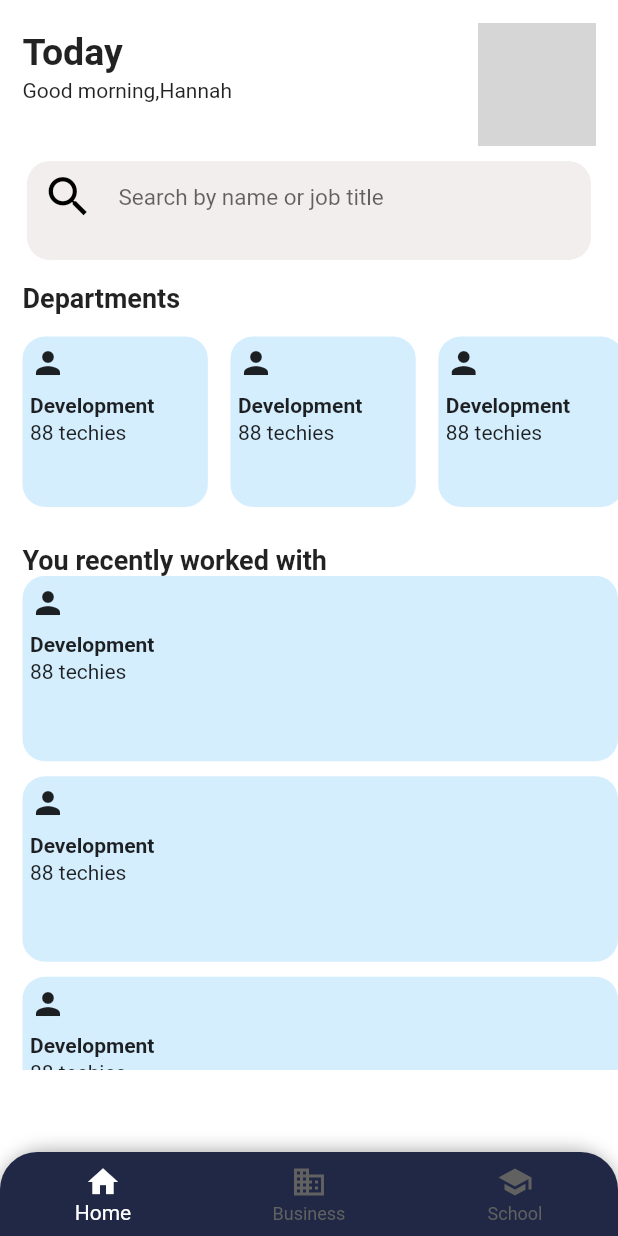
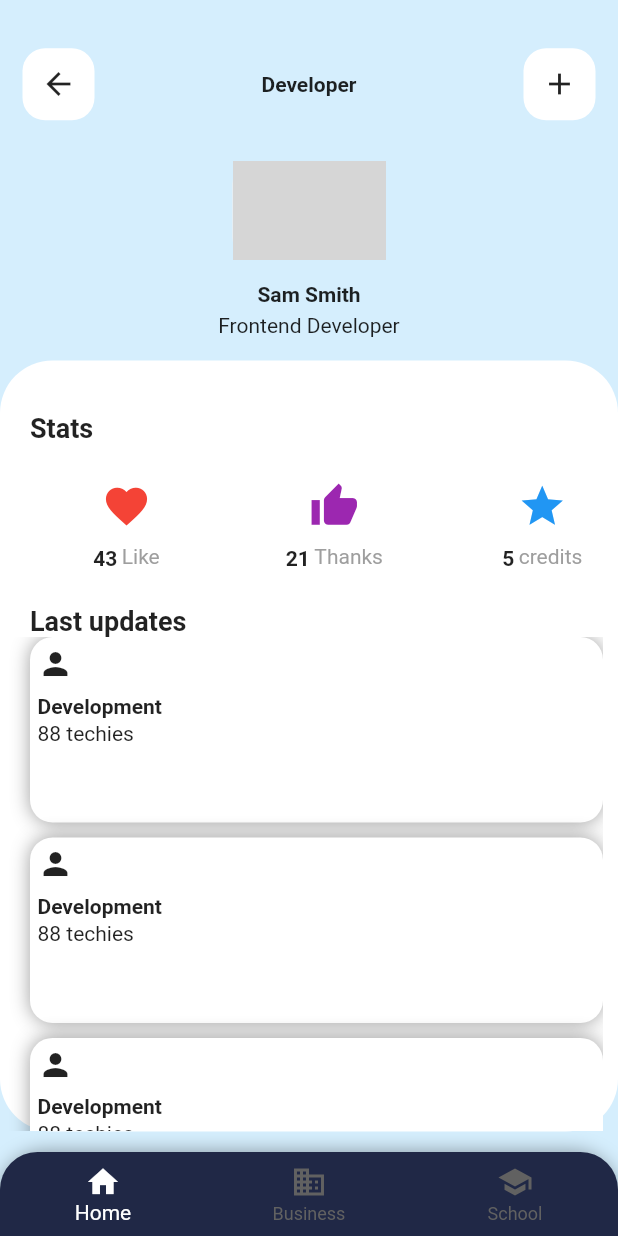
Before and after one commit to Blackterm/altogic_app, a Flutter app: the screen it shows after launch, on a phone screen of 412 x 824 dp. Run offline on Flutter 3.47's test engine with Material 2 defaults, Android fonts, the phone set to English and light mode, and no system bars; our stand-ins replace flutter_clean_architecture; network calls fail; grey boxes are pictures that could not be loaded.

Commit message:
additing profile page

```diff
--- a/altogic_app/lib/main.dart
+++ b/altogic_app/lib/main.dart
@@ -1,5 +1,6 @@
-import 'package:altogic_app/src/app/pages/home/home_view.dart';
 import 'package:flutter/material.dart';
+
+import 'src/app/pages/profil/profil_view.dart';
 
 void main() async {
   runApp(const MyApp());
@@ -13,7 +14,7 @@ class MyApp extends StatelessWidget {
     return MaterialApp(
       title: "Altogic App",
       debugShowCheckedModeBanner: false,
-      home: HomeView(),
+      home: ProfilView(),
     );
   }
 }
--- a/altogic_app/lib/src/app/pages/profil/profil_controller.dart
+++ b/altogic_app/lib/src/app/pages/profil/profil_controller.dart
@@ -0,0 +1,8 @@
+import 'package:flutter_clean_architecture/flutter_clean_architecture.dart';
+
+class ProfilController extends Controller {
+  @override
+  void initListeners() {
+    // TODO: implement initListeners
+  }
+}
--- a/altogic_app/lib/src/app/pages/profil/profil_view.dart
+++ b/altogic_app/lib/src/app/pages/profil/profil_view.dart
@@ -0,0 +1,384 @@
+import 'package:flutter/material.dart';
+import 'package:flutter_clean_architecture/flutter_clean_architecture.dart';
+
+import 'package:altogic_app/src/app/pages/profil/profil_controller.dart';
+
+class ProfilView extends View {
+  @override
+  State<StatefulWidget> createState() {
+    return _ProfilViewState(
+      ProfilController(),
+    );
+  }
+}
+
+class _ProfilViewState extends ViewState<ProfilView, ProfilController> {
+  _ProfilViewState(ProfilController controller) : super(controller);
+
+  @override
+  Widget get view {
+    Size size = MediaQuery.of(context).size;
+    EdgeInsets padding = MediaQuery.of(context).padding;
+    return Scaffold(
+      backgroundColor: Color(0xffD5EEFD),
+      body: SingleChildScrollView(
+        child: Column(
+          children: [
+            Padding(
+              padding: EdgeInsets.only(top: padding.top + 15),
+              child: Container(
+                width: size.width,
+                height: size.height * 0.1,
+                child: InfoBar(size: size),
+              ),
+            ),
+            SizedBox(
+              height: 10,
+            ),
+            ProfilBar(size: size, padding: padding),
+            SizedBox(
+              height: 15,
+            ),
+            Stack(
+              children: [
+                Container(
+                  decoration: BoxDecoration(
+                    borderRadius: BorderRadius.circular(35),
+                    color: Colors.white,
+                  ),
+                  child: Column(
+                    mainAxisAlignment: MainAxisAlignment.end,
+                    children: [
+                      SizedBox(
+                        height: 35,
+                      ),
+                      Padding(
+                        padding: const EdgeInsets.only(left: 20),
+                        child: Align(
+                          alignment: AlignmentDirectional.centerStart,
+                          child: Text(
+                            "Stats",
+                            style: TextStyle(
+                              fontWeight: FontWeight.w700,
+                              fontSize: 18,
+                            ),
+                          ),
+                        ),
+                      ),
+                      SizedBox(
+                        height: 15,
+                      ),
+                      Container(
+                        padding: EdgeInsets.fromLTRB(5, 0, 10, 0),
+                        height: size.height * 0.10,
+                        width: size.width,
+                        child: ListView(
+                          scrollDirection: Axis.horizontal,
+                          children: [
+                            StatsContainer(
+                              iconName: Icons.favorite,
+                              color: Colors.red,
+                              departmentName: 'Like',
+                              number: '43',
+                            ),
+                            StatsContainer(
+                              iconName: Icons.thumb_up,
+                              color: Colors.purple,
+                              departmentName: 'Thanks',
+                              number: '21',
+                            ),
+                            StatsContainer(
+                              iconName: Icons.star,
+                              color: Colors.blue,
+                              departmentName: 'credits',
+                              number: '5',
+                            ),
+                          ],
+                        ),
+                      ),
+                      SizedBox(
+                        height: 10,
+                      ),
+                      Padding(
+                        padding: const EdgeInsets.only(left: 20),
+                        child: Align(
+                          alignment: AlignmentDirectional.centerStart,
+                          child: Text(
+                            "Last updates",
+                            style: TextStyle(
+                              fontWeight: FontWeight.w700,
+                              fontSize: 18,
+                            ),
+                          ),
+                        ),
+                      ),
+                      Container(
+                        padding: EdgeInsets.fromLTRB(5, 0, 10, 0),
+                        height: size.height * 0.4,
+                        width: size.width,
+                        child: ListView.builder(
+                          itemCount: 3,
+                          scrollDirection: Axis.vertical,
+                          itemBuilder: (BuildContext context, int index) {
+                            return DepartmentsContainer();
+                          },
+                        ),
+                      ),
+                    ],
+                  ),
+                ),
+              ],
+            ),
+          ],
+        ),
+      ),
+      bottomNavigationBar: Container(
+        decoration: BoxDecoration(
+          borderRadius: BorderRadius.only(topRight: Radius.circular(30), topLeft: Radius.circular(30)),
+          boxShadow: [
+            BoxShadow(color: Colors.black38, spreadRadius: 0, blurRadius: 10),
+          ],
+        ),
+        child: ClipRRect(
+          borderRadius: BorderRadius.only(
+            topLeft: Radius.circular(25.0),
+            topRight: Radius.circular(25.0),
+          ),
+          child: BottomNavigationBar(
+            unselectedItemColor: Colors.grey[700],
+            selectedItemColor: Colors.white,
+            backgroundColor: Color(0xff202846),
+            items: const <BottomNavigationBarItem>[
+              BottomNavigationBarItem(
+                icon: Icon(Icons.home),
+                label: 'Home',
+              ),
+              BottomNavigationBarItem(
+                icon: Icon(Icons.business),
+                label: 'Business',
+              ),
+              BottomNavigationBarItem(
+                icon: Icon(Icons.school),
+                label: 'School',
+              ),
+            ],
+          ),
+        ),
+      ),
+    );
+  }
+}
+
+class ProfilBar extends StatelessWidget {
+  const ProfilBar({
+    Key? key,
+    required this.size,
+    required this.padding,
+  }) : super(key: key);
+
+  final Size size;
+  final EdgeInsets padding;
+
+  @override
+  Widget build(BuildContext context) {
+    return Center(
+      child: Column(
+        children: [
+          Container(
+            width: size.width - 310,
+            height: size.height * 0.08,
+            decoration: BoxDecoration(
+                color: Color.fromARGB(255, 243, 238, 238),
+                borderRadius: BorderRadius.circular(15),
+                image: DecorationImage(
+                    image: NetworkImage(
+                        "https://randompicturegenerator.com/img/cat-generator/g442aacb7b23e5f83b893bcc0fe86ad125b2426c94ad4ef4f411082593318b19ff9a8f6fae4e524b2dbe7f1b3bb26053b_640.jpg"),
+                    fit: BoxFit.fill)),
+          ),
+          SizedBox(
+            height: 15,
+          ),
+          Text(
+            'Sam Smith',
+            style: TextStyle(fontWeight: FontWeight.bold),
+          ),
+          SizedBox(
+            height: 5,
+          ),
+          Text(
+            'Frontend Developer',
+            style: TextStyle(fontWeight: FontWeight.w400),
+          ),
+        ],
+      ),
+    );
+  }
+}
+
+class InfoBar extends StatelessWidget {
+  const InfoBar({
+    Key? key,
+    required this.size,
+  }) : super(key: key);
+
+  final Size size;
+
+  @override
+  Widget build(BuildContext context) {
+    return Row(
+      crossAxisAlignment: CrossAxisAlignment.center,
+      mainAxisAlignment: MainAxisAlignment.spaceBetween,
+      children: [
+        Padding(
+          padding: const EdgeInsets.only(left: 15),
+          child: Container(
+            decoration: BoxDecoration(
+              borderRadius: BorderRadius.circular(15),
+              color: Color(0xffffffff),
+            ),
+            child: IconButton(
+              onPressed: () {},
+              icon: Icon(Icons.arrow_back),
+            ),
+          ),
+        ),
+        Text(
+          "Developer",
+          style: TextStyle(fontWeight: FontWeight.bold),
+        ),
+        Padding(
+          padding: const EdgeInsets.only(right: 15),
+          child: Container(
+            decoration: BoxDecoration(
+              borderRadius: BorderRadius.circular(15),
+              color: Color(0xffffffff),
+            ),
+            child: IconButton(
+              onPressed: () {},
+              icon: Icon(Icons.add),
+            ),
+          ),
+        ),
+      ],
+    );
+  }
+}
+
+class StatsContainer extends StatelessWidget {
+  final IconData iconName;
+  final String departmentName;
+  final String number;
+  final Color color;
+  const StatsContainer({
+    Key? key,
+    required this.iconName,
+    required this.departmentName,
+    required this.number,
+    required this.color,
+  }) : super(key: key);
+
+  @override
+  Widget build(BuildContext context) {
+    Size size = MediaQuery.of(context).size;
+    EdgeInsets padding = MediaQuery.of(context).padding;
+    return Padding(
+      padding: EdgeInsets.fromLTRB(padding.left + 15, 0, 0, padding.bottom + 10),
+      child: Container(
+        height: size.height * 0.15,
+        width: size.width * 0.3,
+        decoration: BoxDecoration(
+          color: Color(0xfffffffff),
+          borderRadius: BorderRadius.circular(15),
+        ),
+        child: Column(
+          mainAxisAlignment: MainAxisAlignment.center,
+          crossAxisAlignment: CrossAxisAlignment.center,
+          children: [
+            SizedBox(
+              height: 6,
+            ),
+            Padding(
+              padding: EdgeInsets.only(left: padding.left + 5),
+              child: Icon(
+                iconName,
+                color: color,
+                size: 33,
+              ),
+            ),
+            SizedBox(
+              height: 8,
+            ),
+            Row(
+              mainAxisAlignment: MainAxisAlignment.center,
+              children: [
+                Padding(
+                  padding: EdgeInsets.only(left: padding.left + 5, top: 2),
+                  child: Text(
+                    number,
+                    style: TextStyle(fontWeight: FontWeight.bold),
+                  ),
+                ),
+                Padding(
+                  padding: const EdgeInsets.only(left: 3),
+                  child: Text(
+                    departmentName,
+                    style: TextStyle(fontWeight: FontWeight.normal, color: Colors.grey),
+                  ),
+                ),
+              ],
+            ),
+          ],
+        ),
+      ),
+    );
+  }
+}
+
+class DepartmentsContainer extends StatelessWidget {
+  const DepartmentsContainer({
+    Key? key,
+  }) : super(key: key);
+
+  @override
+  Widget build(BuildContext context) {
+    Size size = MediaQuery.of(context).size;
+    EdgeInsets padding = MediaQuery.of(context).padding;
+    return Padding(
+      padding: EdgeInsets.fromLTRB(padding.left + 15, 0, 0, padding.bottom + 10),
+      child: Container(
+        height: size.height * 0.15,
+        width: size.width * 0.3,
+        decoration:
+            BoxDecoration(color: Color(0xffffffff), borderRadius: BorderRadius.circular(15), boxShadow: [
+          BoxShadow(color: Colors.black38, spreadRadius: 0, blurRadius: 10),
+        ]),
+        child: Column(
+          crossAxisAlignment: CrossAxisAlignment.start,
+          children: [
+            SizedBox(
+              height: 6,
+            ),
+            Padding(
+              padding: EdgeInsets.only(left: padding.left + 5),
+              child: Icon(Icons.person),
+            ),
+            SizedBox(
+              height: 8,
+            ),
+            Padding(
+              padding: EdgeInsets.only(left: padding.left + 5),
+              child: Text(
+                "Development",
+                style: TextStyle(fontWeight: FontWeight.w700),
+              ),
+            ),
+            Padding(
+              padding: EdgeInsets.only(left: padding.left + 5, top: 2),
+              child: Text("88 techies"),
+            )
+          ],
+        ),
+      ),
+    );
+  }
+}
```
